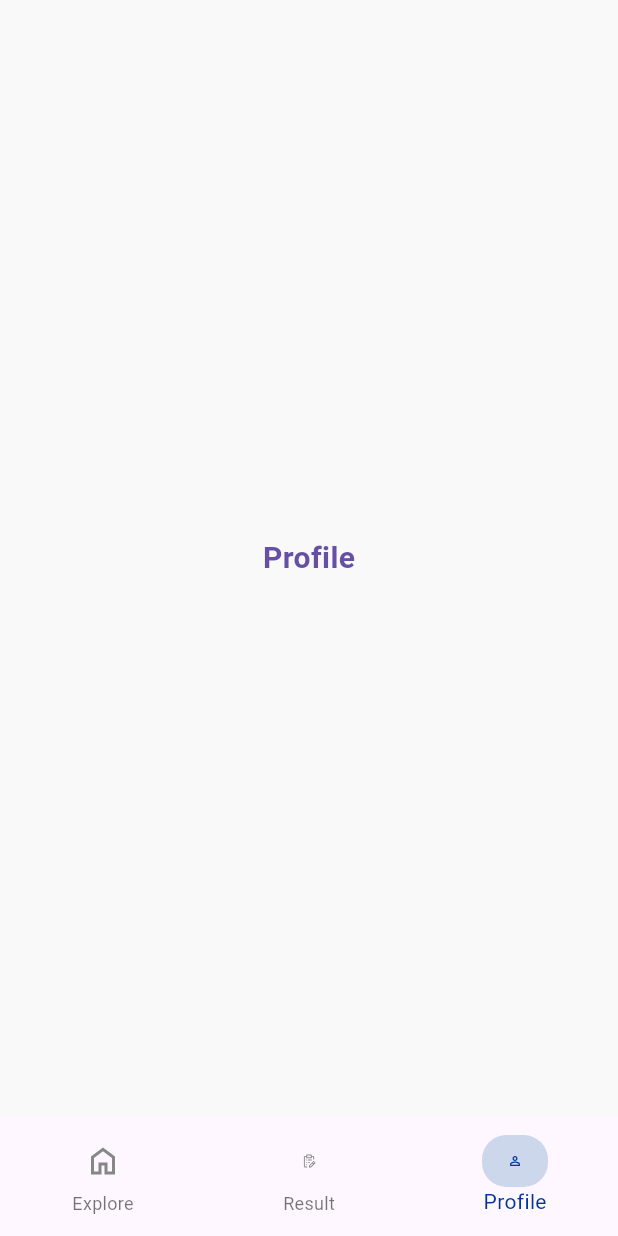
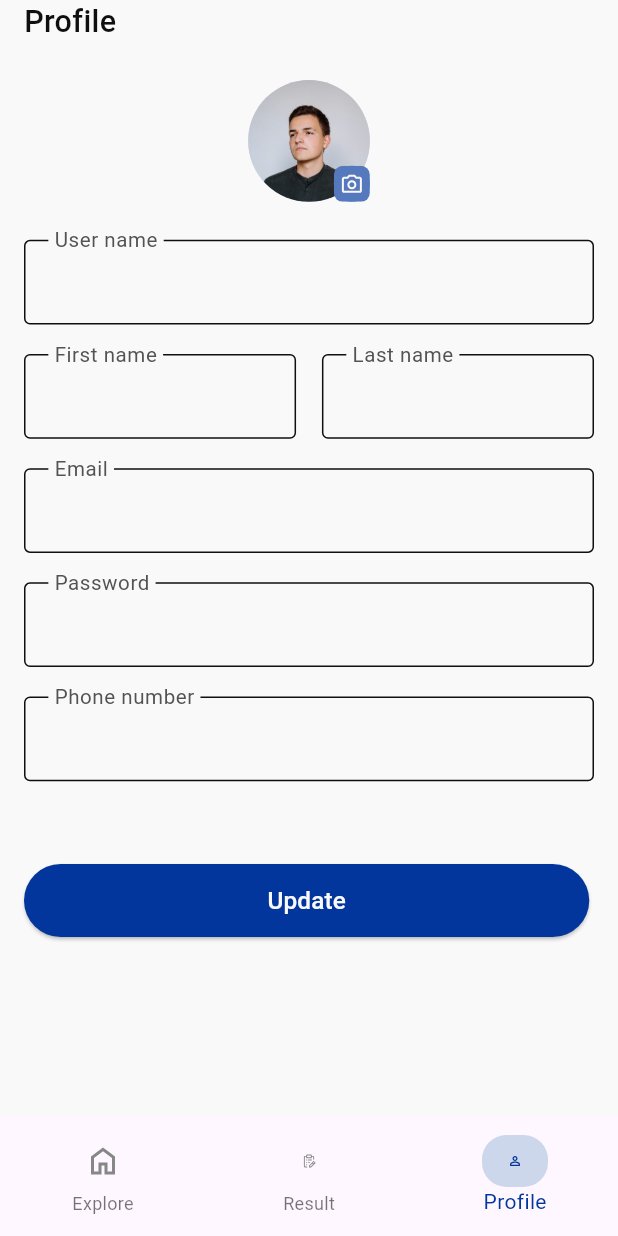
Before and after one commit to Ah-med-Yahia/exam_app, a Flutter app: the HomeScreen screen opened by its route, item 3 of the bottom bar chosen, on a phone screen of 412 x 824 dp. Run offline on Flutter 3.47's test engine with Material 3 defaults, Android fonts, the phone set to English and light mode, and no system bars; our stand-ins replace dio, equatable, flutter_bloc, flutter_screenutil, flutter_svg, fluttertoast and 9 more; accounts and stored records are empty; generated files the repository leaves out were written again.

Commit message:
Implement UI of Profile tab

```diff
--- a/lib/core/constants/api_constants.dart
+++ b/lib/core/constants/api_constants.dart
@@ -15,7 +15,6 @@ class ApiConstants {
 class CacheConstants {
   static const String tokenKey = 'token';
   static const String tokenBoxKey = 'tokenBox';
-
   static const String userBoxKey = 'userBox';
   static const String currentUserKey = 'currentUser';
 
--- a/lib/core/constants/ui_constants.dart
+++ b/lib/core/constants/ui_constants.dart
@@ -51,6 +51,8 @@ class UiConstants {
   static const String phoneNumber = 'Phone number';
   static const String enterPhoneNumber = 'Enter phone number';
   static const String alreadyHaveAccount = 'Already have an account? ';
+  static const String updata = 'Update';
+
 }
 
 class GoogleFontsKeys {
@@ -59,3 +61,7 @@ class GoogleFontsKeys {
   static const String cairo = 'cairo';
   static const String inter = 'Inter';
 }
+
+class PathsConstants {
+  static const String profileImage = 'assets/icons/Camera.svg';
+}
--- a/lib/features/home/presentation/views/screens/home_screen.dart
+++ b/lib/features/home/presentation/views/screens/home_screen.dart
@@ -20,7 +20,7 @@ class _HomeScreenState extends State<HomeScreen> {
   List<Widget> tabs = [
     const ExploreTab(),
     const ResultTab(),
-    const ProfileTab(),
+     ProfileTab(),
   ];
 
   @override
--- a/lib/features/profile_tab/presentation/profile_tab.dart
+++ b/lib/features/profile_tab/presentation/profile_tab.dart
@@ -1,17 +1,136 @@
+import 'dart:io';
+
+import 'package:exam_app/core/constants/ui_constants.dart';
+import 'package:exam_app/core/resources/color_managar.dart';
+import 'package:exam_app/core/resources/styles_manager.dart';
+import 'package:exam_app/core/widgets/custom_elevated_button.dart';
+import 'package:exam_app/core/widgets/custom_text_form_field.dart';
 import 'package:flutter/material.dart';
+import 'package:flutter_screenutil/flutter_screenutil.dart';
+import 'package:flutter_svg/flutter_svg.dart';
+import 'package:image_picker/image_picker.dart';
 
-class ProfileTab extends StatelessWidget {
-  const ProfileTab({super.key});
+class ProfileTab extends StatefulWidget {
+  ProfileTab({super.key});
+
+  @override
+  State<ProfileTab> createState() => _ProfileTabState();
+}
+
+class _ProfileTabState extends State<ProfileTab> {
+  File? _image;
+  final ImagePicker _picker = ImagePicker();
+  final userNameController = TextEditingController();
+  final firstNameController = TextEditingController();
+  final lastNameController = TextEditingController();
+  final emailController = TextEditingController();
+  final passwordController = TextEditingController();
+  final phoneController = TextEditingController();
+
+  Future<void> pickImage() async {
+    final XFile? pickedFile = await _picker.pickImage(
+      source: ImageSource.gallery,
+    );
+    if (pickedFile != null) {
+      setState(() {
+        _image = File(pickedFile.path);
+      });
+    }
+  }
 
   @override
   Widget build(BuildContext context) {
-    return Center(
-      child: Text(
-        'Profile',
-        style: TextStyle(
-          fontSize: 20,
-          fontWeight: FontWeight.w600,
-          color: Theme.of(context).colorScheme.primary,
+    return SafeArea(
+      child: Padding(
+        padding: const EdgeInsets.symmetric(horizontal: 16.0),
+        child: Form(
+          child: Column(
+            crossAxisAlignment: CrossAxisAlignment.start,
+            children: [
+              Text(
+                UiConstants.profile,
+                style: getMediumStyle(
+                  color: ColorManager.black,
+                  fontSize: 20.sp,
+                ),
+              ),
+              SizedBox(height: 24.h),
+              Row(
+                children: [
+                  Spacer(),
+                  Stack(
+                    alignment: Alignment.bottomRight,
+                    children: [
+                      CircleAvatar(
+                        radius: 40.r,
+                        backgroundImage: _image != null
+                            ? FileImage(_image!)
+                            : AssetImage('assets/images/person.jpg'),
+                      ),
+                      InkWell(
+                        onTap: pickImage,
+                        child: Container(
+                          decoration: BoxDecoration(
+                            color: Colors.blue,
+                            shape: BoxShape.circle,
+                          ),
+                          child: SvgPicture.asset(
+                            PathsConstants.profileImage,
+                            fit: BoxFit.fill,
+                          ),
+                        ),
+                      ),
+                    ],
+                  ),
+                  Spacer(),
+                ],
+              ),
+              SizedBox(height: 25.h),
+              CustomTextFormField(
+                label: UiConstants.userName,
+                hintText: userNameController.text,
+              ),
+              SizedBox(height: 5.h),
+              Row(
+                children: [
+                  Expanded(
+                    child: CustomTextFormField(
+                      label: UiConstants.firstName,
+                      hintText: userNameController.text,
+                    ),
+                  ),
+                  SizedBox(width: 17.h),
+                  Expanded(
+                    child: CustomTextFormField(
+                      label: UiConstants.lastName,
+                      hintText: lastNameController.text,
+                    ),
+                  ),
+                ],
+              ),
+              SizedBox(height: 5.h),
+              CustomTextFormField(
+                label: UiConstants.email,
+                hintText: emailController.text,
+              ),
+              SizedBox(height: 5.h),
+              CustomTextFormField(
+                label: UiConstants.password,
+                hintText: passwordController.text,
+              ),
+              SizedBox(height: 5.h),
+              CustomTextFormField(
+                label: UiConstants.phoneNumber,
+                hintText: phoneController.text,
+              ),
+              SizedBox(height: 40.h),
+              CustomElevatedButton(
+                label: UiConstants.updata,
+                backgroundColor: ColorManager.blue,
+                onTap: () {},
+              ),
+            ],
+          ),
         ),
       ),
     );
--- a/pubspec.yaml
+++ b/pubspec.yaml
@@ -37,7 +37,7 @@ dependencies:
   shared_preferences: ^2.5.3
   go_router: ^16.3.0
   flutter_screenutil: ^5.9.3
-  flutter_svg: ^2.2.1
+  flutter_svg: ^2.2.3
   dio: ^5.9.0
   flutter_bloc: ^9.1.1
   equatable: ^2.0.7
@@ -52,6 +52,7 @@ dependencies:
   pinput: ^5.0.2
   hive: ^2.2.3
   hive_flutter: ^1.1.0
+  image_picker: ^1.2.1
 
 dev_dependencies:
   flutter_test:
@@ -82,6 +83,7 @@ flutter:
   # To add assets to your application, add an assets section, like this:
   assets:
     - assets/icons/
+    - assets/images/
 
   # An image asset can refer to one or more resolution-specific "variants", see
   # https://flutter.dev/to/resolution-aware-images
```
Also changed, not shown: assets/icons/Camera.svg (added), assets/images/person.jpg (added), pubspec.lock.
